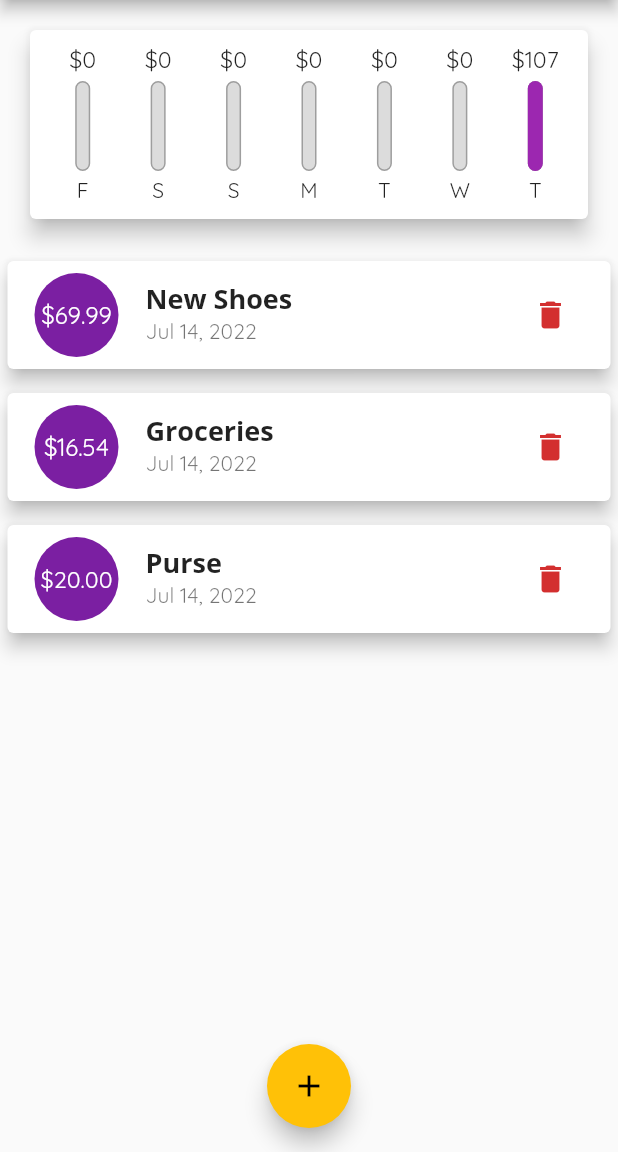
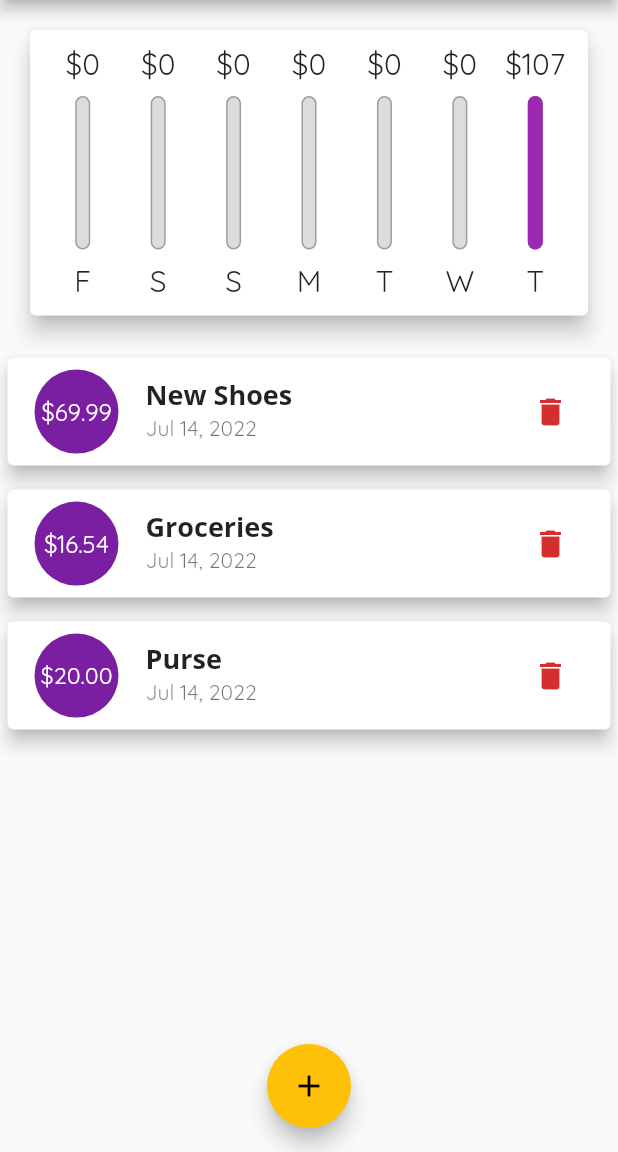
Before and after one commit to ReshmiCode/Learning-Flutter, a Flutter app: the screen it shows after launch, on a phone screen of 412 x 824 dp, the part 84-1236 px from its top. Run offline on Flutter 3.47's test engine with Material 2 defaults, Android fonts, the phone set to English and light mode, and no system bars.

```diff
--- a/expense_app/lib/main.dart
+++ b/expense_app/lib/main.dart
@@ -1,13 +1,19 @@
 // @dart=2.9
 import 'package:expense_app/widgets/transaction_list.dart';
 import 'package:flutter/material.dart';
+import 'package:flutter/services.dart';
 
 import 'models/transaction.dart';
 import 'widgets/chart.dart';
 import 'widgets/transaction_list.dart';
 import 'widgets/new_transaction.dart';
 
-void main() => runApp(MyApp());
+void main() {
+  //WidgetsFlutterBinding.ensureInitialized();
+  //SystemChrome.setPreferredOrientations(
+  //    [DeviceOrientation.portraitDown, DeviceOrientation.portraitUp]);
+  runApp(MyApp());
+}
 
 class MyApp extends StatelessWidget {
   @override
@@ -48,6 +54,8 @@ class _MyHomePageState extends State<MyHomePage> {
     Transaction(id: 't3', title: 'Purse', amount: 20.00, date: DateTime.now())
   ];
 
+  bool _showChart = false;
+
   List<Transaction> get _recentTransactions {
     return _userTransactions
         .where(
@@ -78,22 +86,57 @@ class _MyHomePageState extends State<MyHomePage> {
 
   @override
   Widget build(BuildContext context) {
+    final isLandscape =
+        MediaQuery.of(context).orientation == Orientation.landscape;
+    final appBar = AppBar(
+      title: Text('Personal Expenses'),
+      actions: [
+        IconButton(
+            onPressed: () => _startAddNewTransaction(context),
+            icon: Icon(Icons.add))
+      ],
+    );
+    final txListWidget = Container(
+        height: (MediaQuery.of(context).size.height -
+                appBar.preferredSize.height -
+                MediaQuery.of(context).padding.top) *
+            0.7,
+        child: TransactionList(_userTransactions, _deleteTransaction));
+
     return Scaffold(
-      appBar: AppBar(
-        title: Text('Personal Expenses'),
-        actions: [
-          IconButton(
-              onPressed: () => _startAddNewTransaction(context),
-              icon: Icon(Icons.add))
-        ],
-      ),
+      appBar: appBar,
       body: SingleChildScrollView(
         child: Column(
           mainAxisAlignment: MainAxisAlignment.start,
           crossAxisAlignment: CrossAxisAlignment.stretch,
           children: [
-            Chart(_recentTransactions),
-            TransactionList(_userTransactions, _deleteTransaction),
+            if (isLandscape)
+              Row(
+                mainAxisAlignment: MainAxisAlignment.center,
+                children: [
+                  Text("Show Chart"),
+                  Switch(
+                      value: _showChart,
+                      onChanged: (val) => setState(() => _showChart = val))
+                ],
+              ),
+            if (isLandscape)
+              _showChart
+                  ? Container(
+                      height: (MediaQuery.of(context).size.height -
+                              appBar.preferredSize.height -
+                              MediaQuery.of(context).padding.top) *
+                          0.7,
+                      child: Chart(_recentTransactions))
+                  : txListWidget,
+            if (!isLandscape)
+              Container(
+                  height: (MediaQuery.of(context).size.height -
+                          appBar.preferredSize.height -
+                          MediaQuery.of(context).padding.top) *
+                      0.3,
+                  child: Chart(_recentTransactions)),
+            if (!isLandscape) txListWidget
           ],
         ),
       ),
--- a/expense_app/lib/widgets/chart_bar.dart
+++ b/expense_app/lib/widgets/chart_bar.dart
@@ -9,15 +9,16 @@ class ChartBar extends StatelessWidget {
 
   @override
   Widget build(BuildContext context) {
-    return Column(children: [
+    return LayoutBuilder(
+      builder: (ctx, constraints) => Column(children: [
         Container(
-          height:
-              20, // keeps the bars and date text aligned when this label adjusts
-          child:
-              FittedBox(child: Text("\$${spendingAmount.toStringAsFixed(0)}"))),
-      SizedBox(height: 4),
+            height: constraints.maxHeight *
+                0.15, // keeps the bars and date text aligned when this label adjusts
+            child: FittedBox(
+                child: Text("\$${spendingAmount.toStringAsFixed(0)}"))),
+        SizedBox(height: constraints.maxHeight * 0.05),
         Container(
-          height: 60,
+            height: constraints.maxHeight * 0.6,
             width: 10,
             child: Stack(
               children: [
@@ -37,8 +38,11 @@ class ChartBar extends StatelessWidget {
                     ))
               ],
             )),
-      SizedBox(height: 4),
-      Text(label)
-    ]);
+        SizedBox(height: constraints.maxHeight * 0.05),
+        Container(
+            height: constraints.maxHeight * 0.15,
+            child: FittedBox(child: Text(label)))
+      ]),
+    );
   }
 }
--- a/expense_app/lib/widgets/transaction_list.dart
+++ b/expense_app/lib/widgets/transaction_list.dart
@@ -14,7 +14,8 @@ class TransactionList extends StatelessWidget {
     return Container(
       height: 450,
       child: transactions.isEmpty
-          ? Column(
+          ? LayoutBuilder(
+              builder: (context, constraints) => Column(
                     children: [
                       Text("No transactions added yet.",
                           style: Theme.of(context).textTheme.headline6),
@@ -22,14 +23,14 @@ class TransactionList extends StatelessWidget {
                         height: 10,
                       ),
                       Container(
-                  height: 200,
+                        height: constraints.maxHeight * 0.6,
                         child: Image.asset(
                           'assets/images/waiting.png',
                           fit: BoxFit.cover,
                         ),
                       )
                     ],
-            )
+                  ))
           : ListView.builder(
               itemBuilder: (ctx, index) => Card(
                 margin: EdgeInsets.symmetric(vertical: 8, horizontal: 5),
```
Lines whose indentation alone changed are shown as unchanged.
